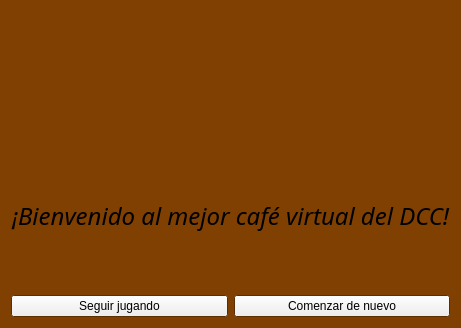
First picture: the form in Tareas/T02/ventana_inicio.ui, repository tedroppelmann/IIC2233-programacion-avanzada, before the edit.
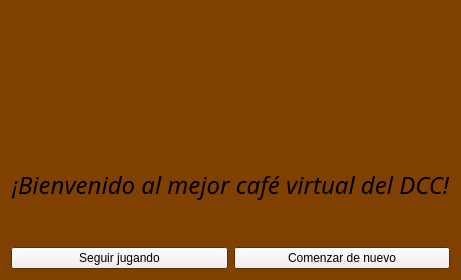
Second picture: the form after the edit. Icons and pictures are not drawn.

Patch:
```diff
--- a/Tareas/T02/ventana_inicio.ui
+++ b/Tareas/T02/ventana_inicio.ui
@@ -7,13 +7,19 @@
     <x>0</x>
     <y>0</y>
     <width>344</width>
-    <height>328</height>
+    <height>280</height>
    </rect>
   </property>
+  <property name="minimumSize">
+   <size>
+    <width>0</width>
+    <height>280</height>
+   </size>
+  </property>
   <property name="maximumSize">
    <size>
-    <width>344</width>
-    <height>328</height>
+    <width>364</width>
+    <height>280</height>
    </size>
   </property>
   <property name="palette">
```
